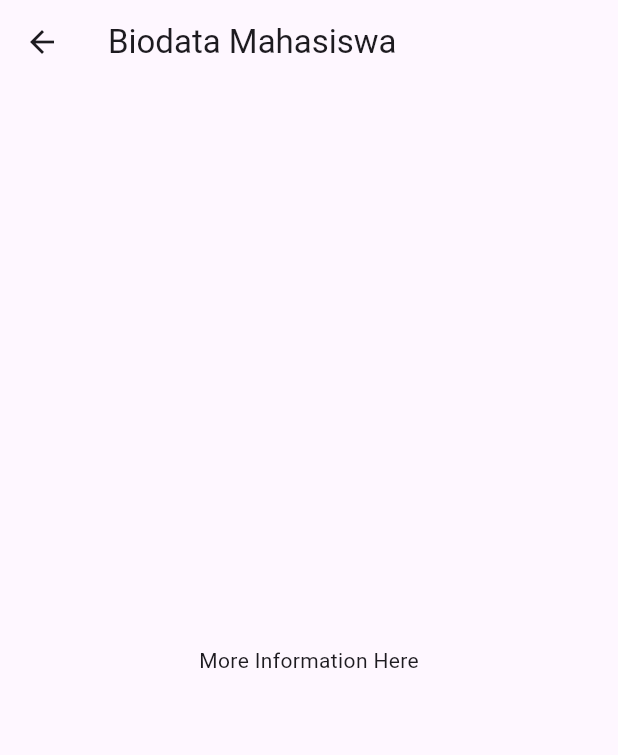
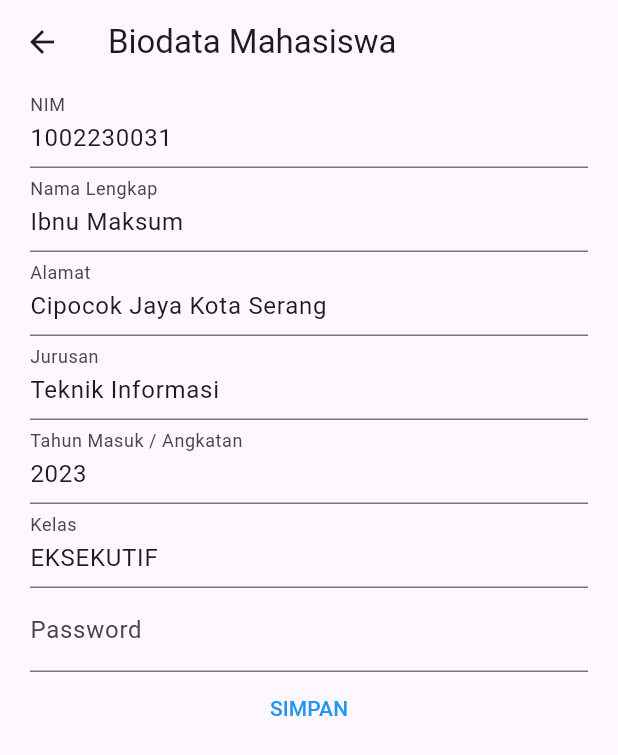
Before and after one commit to ibnux/itts-uts-siakad, a Flutter app: the screen it shows after launch, after a tap on "MASUK", after a tap on "Biodata", on a phone screen of 412 x 824 dp. Shown: the top 755 px of the screen. Run offline on Flutter 3.47's test engine with Material 3 defaults, Android fonts, the light colour scheme and no system bars; generated files the repository leaves out were written again; network calls fail.

Commit message:
slide clickable

```diff
--- a/lib/main.dart
+++ b/lib/main.dart
@@ -1,6 +1,10 @@
 import 'package:flutter/material.dart';
+import 'package:siakad_itts/src/settings/settings_controller.dart';
+import 'package:siakad_itts/src/settings/settings_service.dart';
 
 import 'src/app.dart';
 void main() async {
-  runApp(MyApp());
+  final settingsController = SettingsController(SettingsService());
+  await settingsController.loadSettings();
+  runApp(MyApp(settingsController: settingsController));
 }
--- a/lib/src/app.dart
+++ b/lib/src/app.dart
@@ -3,6 +3,8 @@ import 'package:flutter_gen/gen_l10n/app_localizations.dart';
 import 'package:flutter_localizations/flutter_localizations.dart';
 import 'package:siakad_itts/src/halaman/biodata.dart';
 import 'package:siakad_itts/src/halaman/login_page.dart';
+import 'package:siakad_itts/src/settings/settings_controller.dart';
+import 'package:siakad_itts/src/settings/settings_view.dart';
 
 import 'halaman/sample_item_details_view.dart';
 import 'halaman/halaman_utama.dart';
@@ -12,25 +14,18 @@ import 'halaman/splash.dart';
 class MyApp extends StatelessWidget {
   const MyApp({
     super.key,
+    required this.settingsController,
   });
 
+  final SettingsController settingsController;
 
   @override
   Widget build(BuildContext context) {
-    // Glue the SettingsController to the MaterialApp.
-    //
-    // The ListenableBuilder Widget listens to the SettingsController for changes.
-    // Whenever the user updates their settings, the MaterialApp is rebuilt.
+    return ListenableBuilder(
+        listenable: settingsController,
+        builder: (BuildContext context, Widget? child) {
           return MaterialApp(
-          // Providing a restorationScopeId allows the Navigator built by the
-          // MaterialApp to restore the navigation stack when a user leaves and
-          // returns to the app after it has been killed while running in the
-          // background.
             restorationScopeId: 'app',
-
-          // Provide the generated AppLocalizations to the MaterialApp. This
-          // allows descendant Widgets to display the correct translations
-          // depending on the user's locale.
             localizationsDelegates: const [
               AppLocalizations.delegate,
               GlobalMaterialLocalizations.delegate,
@@ -40,28 +35,18 @@ class MyApp extends StatelessWidget {
             supportedLocales: const [
               Locale('en'), // English, no country code
             ],
-
-          // Use AppLocalizations to configure the correct application title
-          // depending on the user's locale.
-          //
-          // The appTitle is defined in .arb files found in the localization
-          // directory.
             onGenerateTitle: (BuildContext context) =>
                 AppLocalizations.of(context)!.appTitle,
-
-          // Define a light and dark color theme. Then, read the user's
-          // preferred ThemeMode (light, dark, or system default) from the
-          // SettingsController to display the correct theme.
             theme: ThemeData(),
             darkTheme: ThemeData.dark(),
-
-          // Define a function to handle named routes in order to support
-          // Flutter web url navigation and deep linking.
+            themeMode: settingsController.themeMode,
             onGenerateRoute: (RouteSettings routeSettings) {
               return MaterialPageRoute<void>(
                 settings: routeSettings,
                 builder: (BuildContext context) {
                   switch (routeSettings.name) {
+                    case SettingsView.routeName:
+                      return SettingsView(controller: settingsController);
                     case SampleItemDetailsView.routeName:
                       return SampleItemDetailsView();
                     case HalamanUtama.routeName:
@@ -77,5 +62,6 @@ class MyApp extends StatelessWidget {
               );
             },
           );
+        });
   }
 }
--- a/lib/src/halaman/biodata.dart
+++ b/lib/src/halaman/biodata.dart
@@ -12,8 +12,87 @@ class Biodata extends StatelessWidget {
       appBar: AppBar(
         title: const Text('Biodata Mahasiswa'),
       ),
-      body: const Center(
-        child: Text('More Information Here'),
+      body: Column(
+        mainAxisSize: MainAxisSize.max,
+        children: <Widget>[
+          Container(
+            margin: const EdgeInsets.only(left: 20.0, right: 20.0),
+            child: TextFormField(
+              initialValue: "1002230031",
+              keyboardType: TextInputType.phone,
+              decoration:
+                  InputDecoration( labelText: 'NIM'),
+            ),
+          ),
+          Container(
+            margin: const EdgeInsets.only(left: 20.0, right: 20.0),
+            child: TextFormField(
+              initialValue: "Ibnu Maksum",
+              keyboardType: TextInputType.text,
+              decoration:
+                  InputDecoration( labelText: 'Nama Lengkap'),
+            ),
+          ),
+          Container(
+            margin: const EdgeInsets.only(left: 20.0, right: 20.0),
+            child: TextFormField(
+              initialValue: "Cipocok Jaya Kota Serang",
+              keyboardType: TextInputType.text,
+              decoration:
+                  InputDecoration( labelText: 'Alamat'),
+            ),
+          ),
+          Container(
+            margin: const EdgeInsets.only(left: 20.0, right: 20.0),
+            child: TextFormField(
+              initialValue: "Teknik Informasi",
+              keyboardType: TextInputType.text,
+              decoration:
+                  InputDecoration( labelText: 'Jurusan'),
+            ),
+          ),
+          Container(
+            margin: const EdgeInsets.only(left: 20.0, right: 20.0),
+            child: TextFormField(
+              initialValue: "2023",
+              keyboardType: TextInputType.phone,
+              decoration:
+                  InputDecoration( labelText: 'Tahun Masuk / Angkatan'),
+            ),
+          ),
+          Container(
+            margin: const EdgeInsets.only(left: 20.0, right: 20.0),
+            child: TextFormField(
+              initialValue: "EKSEKUTIF",
+              keyboardType: TextInputType.text,
+              decoration:
+                  InputDecoration( labelText: 'Kelas'),
+            ),
+          ),
+          Container(
+            margin: const EdgeInsets.only(left: 20.0, right: 20.0),
+            child: TextFormField(
+              obscureText: true,
+              decoration: InputDecoration(labelText: 'Password'),
+            ),
+          ),
+          Row(
+            mainAxisAlignment: MainAxisAlignment.spaceEvenly,
+            crossAxisAlignment: CrossAxisAlignment.center,
+            children: [
+              TextButton(
+                style: ButtonStyle(
+                  foregroundColor:
+                      MaterialStateProperty.all<Color>(Colors.blue),
+                ),
+                onPressed: () {
+                  Navigator.pop(context);
+                },
+                child: Text('SIMPAN'),
+              )
+            ],
+          ),
+        ],
       ),
     );
   }
--- a/lib/src/halaman/halaman_utama.dart
+++ b/lib/src/halaman/halaman_utama.dart
@@ -1,9 +1,11 @@
 import 'package:flutter/material.dart';
 import 'package:http/http.dart' as http;
+import 'package:siakad_itts/src/settings/settings_view.dart';
 import 'dart:convert';
 
+import 'package:url_launcher/url_launcher.dart';
+
 import 'menu/item_menu.dart';
-import 'sample_item_details_view.dart';
 
 class HalamanUtama extends StatefulWidget {
   static const routeName = '/home';
@@ -37,6 +39,14 @@ class HalamanUtamaState extends State<HalamanUtama> {
   Widget build(BuildContext context) {
     return Scaffold(
         appBar: AppBar(
+        actions: [
+          IconButton(
+            icon: const Icon(Icons.settings),
+            onPressed: () {
+              Navigator.restorablePushNamed(context, SettingsView.routeName);
+            },
+          ),
+        ],
           title: Row(
             mainAxisAlignment: MainAxisAlignment.start,
             children: [
@@ -77,7 +87,6 @@ class HalamanUtamaState extends State<HalamanUtama> {
               ))
             ],
           ),
-          actions: [],
         ),
         body:
         Column(
@@ -126,7 +135,13 @@ class HalamanUtamaState extends State<HalamanUtama> {
       scrollDirection: Axis.horizontal,
       itemCount: datas.length,
       itemBuilder: (BuildContext context, int index) => Card(
-        child: Center(child: Image.network(datas[index], height: 200)),
+        child: InkWell(
+          onTap: () async {
+            final Uri url = Uri.parse(datas[index]);
+            await launchUrl(url);
+          },
+          child: Image.network(datas[index], height: 200)
+          ),
       ),
     );
   }
--- a/lib/src/halaman/login_page.dart
+++ b/lib/src/halaman/login_page.dart
@@ -5,8 +5,6 @@ import 'package:siakad_itts/src/halaman/halaman_utama.dart';
 
 class LoginPage extends StatelessWidget {
   static const String routeName = '/login';
-  final userCont = TextEditingController();
-  final passCont = TextEditingController();
 
   @override
   Widget build(BuildContext context) {
@@ -47,7 +45,7 @@ class LoginPage extends StatelessWidget {
           Container(
             margin: const EdgeInsets.only(left: 20.0, right: 20.0),
             child: TextFormField(
-              controller: userCont,
+              initialValue: "1002230031",
               keyboardType: TextInputType.phone,
               decoration:
                   InputDecoration(icon: Icon(Icons.person), labelText: 'NIM'),
@@ -56,7 +54,7 @@ class LoginPage extends StatelessWidget {
           Container(
             margin: const EdgeInsets.only(left: 20.0, right: 20.0),
             child: TextFormField(
-              controller: passCont,
+              initialValue: "1002230031",
               obscureText: true,
               decoration: InputDecoration(
                   icon: Icon(Icons.lock), labelText: 'Password'),
--- /dev/null
+++ b/lib/src/settings/settings_controller.dart
@@ -0,0 +1,50 @@
+import 'package:flutter/material.dart';
+
+import 'settings_service.dart';
+
+/// A class that many Widgets can interact with to read user settings, update
+/// user settings, or listen to user settings changes.
+///
+/// Controllers glue Data Services to Flutter Widgets. The SettingsController
+/// uses the SettingsService to store and retrieve user settings.
+class SettingsController with ChangeNotifier {
+  SettingsController(this._settingsService);
+
+  // Make SettingsService a private variable so it is not used directly.
+  final SettingsService _settingsService;
+
+  // Make ThemeMode a private variable so it is not updated directly without
+  // also persisting the changes with the SettingsService.
+  late ThemeMode _themeMode;
+
+  // Allow Widgets to read the user's preferred ThemeMode.
+  ThemeMode get themeMode => _themeMode;
+
+  /// Load the user's settings from the SettingsService. It may load from a
+  /// local database or the internet. The controller only knows it can load the
+  /// settings from the service.
+  Future<void> loadSettings() async {
+    _themeMode = await _settingsService.themeMode();
+
+    // Important! Inform listeners a change has occurred.
+    notifyListeners();
+  }
+
+  /// Update and persist the ThemeMode based on the user's selection.
+  Future<void> updateThemeMode(ThemeMode? newThemeMode) async {
+    if (newThemeMode == null) return;
+
+    // Do not perform any work if new and old ThemeMode are identical
+    if (newThemeMode == _themeMode) return;
+
+    // Otherwise, store the new ThemeMode in memory
+    _themeMode = newThemeMode;
+
+    // Important! Inform listeners a change has occurred.
+    notifyListeners();
+
+    // Persist the changes to a local database or the internet using the
+    // SettingService.
+    await _settingsService.updateThemeMode(newThemeMode);
+  }
+}
--- /dev/null
+++ b/lib/src/settings/settings_service.dart
@@ -0,0 +1,17 @@
+import 'package:flutter/material.dart';
+
+/// A service that stores and retrieves user settings.
+///
+/// By default, this class does not persist user settings. If you'd like to
+/// persist the user settings locally, use the shared_preferences package. If
+/// you'd like to store settings on a web server, use the http package.
+class SettingsService {
+  /// Loads the User's preferred ThemeMode from local or remote storage.
+  Future<ThemeMode> themeMode() async => ThemeMode.system;
+
+  /// Persists the user's preferred ThemeMode to local or remote storage.
+  Future<void> updateThemeMode(ThemeMode theme) async {
+    // Use the shared_preferences package to persist settings locally or the
+    // http package to persist settings over the network.
+  }
+}
--- a/pubspec.yaml
+++ b/pubspec.yaml
@@ -15,6 +15,7 @@ dependencies:
   flutter_localizations:
     sdk: flutter
   http: ^1.2.2
+  url_launcher: ^6.3.1
 
 dev_dependencies:
   flutter_test:
```
Also changed, not shown: lib/src/settings/settings_view.dart (added, +51 -0 lines), pubspec.lock, 6 other files. Lines whose indentation alone changed are shown as unchanged.
